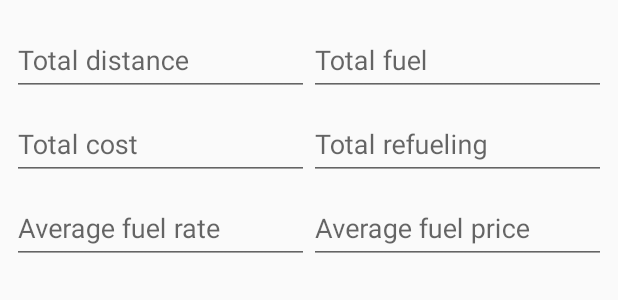
After one commit to FVAdevand/CarMaintenance, an Android app: the layout report_refueling_parameters.xml on its own in the app's theme, with its tools: preview values and no code run, on a phone screen of 412 x 824 dp. The commit adds this screen. Shown: the top 300 px of the screen. Run offline under Robolectric (Android 15) with nearby library versions, the phone set to English and light mode, and no system bars.

Commit message:
add in report average refueling parameters

```diff
--- /dev/null
+++ b/app/src/main/res/layout/report_refueling_parameters.xml
@@ -0,0 +1,86 @@
+<?xml version="1.0" encoding="utf-8"?>
+<GridLayout xmlns:android="http://schemas.android.com/apk/res/android"
+    android:layout_width="match_parent"
+    android:layout_height="match_parent"
+    android:layout_margin="8dp"
+    android:columnCount="2">
+
+    <android.support.design.widget.TextInputLayout
+        android:layout_width="0dp"
+        android:layout_height="wrap_content"
+        android:layout_columnWeight="1">
+
+        <android.support.design.widget.TextInputEditText
+            android:id="@+id/et_report_refueling_total_distance"
+            android:layout_width="match_parent"
+            android:layout_height="wrap_content"
+            android:focusable="false"
+            android:hint="@string/report_refueling_total_distance" />
+    </android.support.design.widget.TextInputLayout>
+
+    <android.support.design.widget.TextInputLayout
+        android:layout_width="0dp"
+        android:layout_height="wrap_content"
+        android:layout_columnWeight="1">
+
+        <android.support.design.widget.TextInputEditText
+            android:id="@+id/et_report_refueling_total_fuel"
+            android:layout_width="match_parent"
+            android:layout_height="wrap_content"
+            android:focusable="false"
+            android:hint="@string/report_refueling_total_fuel" />
+    </android.support.design.widget.TextInputLayout>
+
+    <android.support.design.widget.TextInputLayout
+        android:layout_width="0dp"
+        android:layout_height="wrap_content"
+        android:layout_columnWeight="1">
+
+        <android.support.design.widget.TextInputEditText
+            android:id="@+id/et_report_refueling_total_cost"
+            android:layout_width="match_parent"
+            android:layout_height="wrap_content"
+            android:focusable="false"
+            android:hint="@string/report_refueling_total_cost" />
+    </android.support.design.widget.TextInputLayout>
+
+    <android.support.design.widget.TextInputLayout
+        android:layout_width="0dp"
+        android:layout_height="wrap_content"
+        android:layout_columnWeight="1">
+
+        <android.support.design.widget.TextInputEditText
+            android:id="@+id/et_report_refueling_total_refueling"
+            android:layout_width="match_parent"
+            android:layout_height="wrap_content"
+            android:focusable="false"
+            android:hint="@string/report_refueling_total_refueling" />
+    </android.support.design.widget.TextInputLayout>
+
+    <android.support.design.widget.TextInputLayout
+        android:layout_width="0dp"
+        android:layout_height="wrap_content"
+        android:layout_columnWeight="1">
+
+        <android.support.design.widget.TextInputEditText
+            android:id="@+id/et_report_refueling_average_fuel_rate"
+            android:layout_width="match_parent"
+            android:layout_height="wrap_content"
+            android:focusable="false"
+            android:hint="@string/report_refueling_average_fuel_rate" />
+    </android.support.design.widget.TextInputLayout>
+
+    <android.support.design.widget.TextInputLayout
+        android:layout_width="0dp"
+        android:layout_height="wrap_content"
+        android:layout_columnWeight="1">
+
+        <android.support.design.widget.TextInputEditText
+            android:id="@+id/et_report_refueling_average_fuel_price"
+            android:layout_width="match_parent"
+            android:layout_height="wrap_content"
+            android:focusable="false"
+            android:hint="@string/report_refueling_average_fuel_price" />
+    </android.support.design.widget.TextInputLayout>
+
+</GridLayout>
--- a/app/src/main/res/values/strings.xml
+++ b/app/src/main/res/values/strings.xml
@@ -103,4 +103,10 @@
     <string name="report_tab_text_1">Refueling</string>
     <string name="report_tab_text_2">Tab 2</string>
     <string name="report_tab_text_3">Tab 3</string>
+    <string name="report_refueling_total_distance">Total distance</string>
+    <string name="report_refueling_total_fuel">Total fuel</string>
+    <string name="report_refueling_total_cost">Total cost</string>
+    <string name="report_refueling_total_refueling">Total refueling</string>
+    <string name="report_refueling_average_fuel_rate">Average fuel rate</string>
+    <string name="report_refueling_average_fuel_price">Average fuel price</string>
 </resources>
```
Also changed, not shown: app/src/main/java/ua/fvadevand/carmaintenance/reports/ReportRefuelingCalculator.java (+25 -9 lines), app/src/main/java/ua/fvadevand/carmaintenance/ui/report/ReportActivity.java (+72 -6 lines), app/src/main/java/ua/fvadevand/carmaintenance/ui/report/ReportRefuelingFragment.java (+89 -31 lines), app/src/main/res/layout/fragment_report.xml (deleted, +0 -23 lines), app/src/main/res/layout/fragment_report_refueling.xml (+10 -3 lines).
